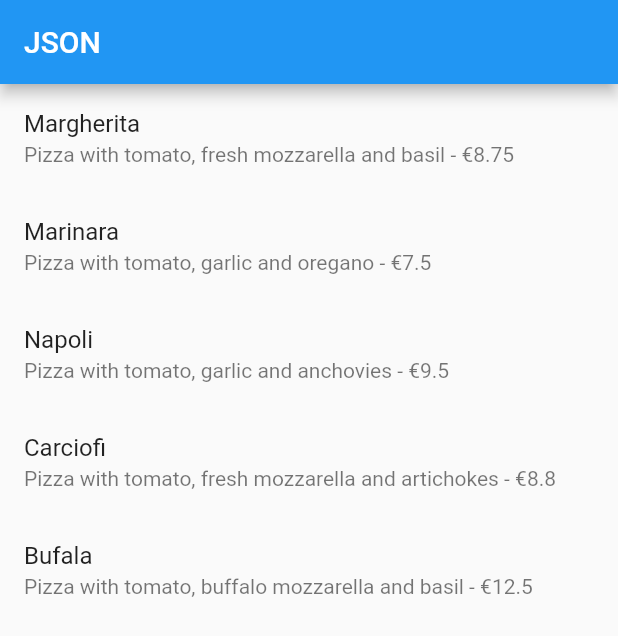
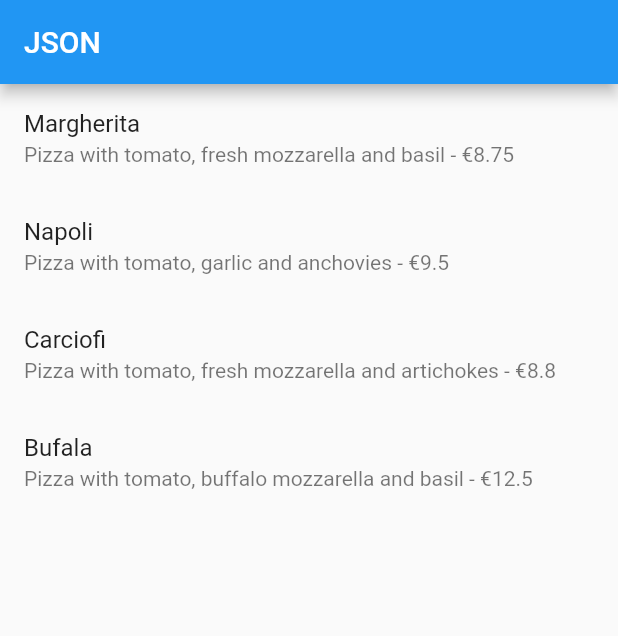
Before and after one commit to MaxTrent/store_data, a Flutter app: the screen it shows after launch, on a phone screen of 412 x 824 dp. Shown: the top 636 px of the screen. Run offline on Flutter 3.47's test engine with Material 2 defaults, Android fonts, the phone set to English and light mode, and no system bars; our stand-ins replace shared_preferences.

```diff
--- a/assets/pizzalist.json
+++ b/assets/pizzalist.json
@@ -8,7 +8,6 @@
   },
   {
     "id": 2,
-    "pizzaName": "Marinara",
     "description": "Pizza with tomato, garlic and oregano",
     "price": 7.50,
     "imageUrl": "images/marinara.png"
--- a/lib/main.dart
+++ b/lib/main.dart
@@ -1,6 +1,7 @@
 import 'dart:convert';
 import 'package:store_data/pizza.dart';
 import 'package:flutter/material.dart';
+import 'package:shared_preferences/shared_preferences.dart';
 
 void main() {
   runApp(MyApp());
@@ -26,6 +27,7 @@ class MyHomePage extends StatefulWidget {
 }
 
 class _MyHomePageState extends State<MyHomePage> {
+  int appCounter;
   String pizzaString = '';
 
   @override
@@ -68,7 +70,8 @@ class _MyHomePageState extends State<MyHomePage> {
 
     List<Pizza> myPizzas = [];
     myMap.forEach((dynamic pizza) {
-      Pizza myPizza = Pizza.fromJson(pizza);
+      Pizza? myPizza = Pizza.fromJsonOrNull(pizza);
+      if (myPizza != null)
       myPizzas.add(myPizza);
     });
     String json = convertToJson(myPizzas);
--- a/lib/pizza.dart
+++ b/lib/pizza.dart
@@ -1,4 +1,10 @@
 class Pizza {
+  static const keyId = 'id';
+  static const keyName = 'pizzaName';
+  static const keyDescription = 'description';
+  static const keyPrice = 'price';
+  static const keyImage = 'imageUrl';
+
   int? id;
   String? pizzaName;
   String? description;
@@ -24,4 +30,24 @@ class Pizza {
       'imgUrl': imgUrl,
     };
   }
+
+  Pizza();
+  static Pizza? fromJsonOrNull(Map<String, dynamic> json) {
+    Pizza pizza = Pizza();
+    pizza.id = (json[keyId] != null) ?
+    int.tryParse(json['id'].toString()) : 0;
+    pizza.pizzaName = (json[keyName] != null) ?
+    json['pizzaName'].toString() : '';
+    pizza.description = (json[keyDescription] != null) ?
+    json['description'].toString() : '';
+    pizza.price = (json[keyPrice] != null &&
+        double.tryParse(json['price'].toString()) != null) ?
+    json['price'] : 0.0;
+    pizza.imgUrl =(json[keyImage] != null) ?
+    json['imgUrl'].toString() : '';
+    if (pizza.id == 0 || pizza.pizzaName!.trim() == '') {
+      return null;
+    }
+    return pizza;
+  }
 }
--- a/pubspec.yaml
+++ b/pubspec.yaml
@@ -34,6 +34,7 @@ dependencies:
   # The following adds the Cupertino Icons font to your application.
   # Use with the CupertinoIcons class for iOS style icons.
   cupertino_icons: ^1.0.2
+  shared_preferences: ^2.0.15
 
 dev_dependencies:
   flutter_test:
```
Also changed, not shown: pubspec.lock.
